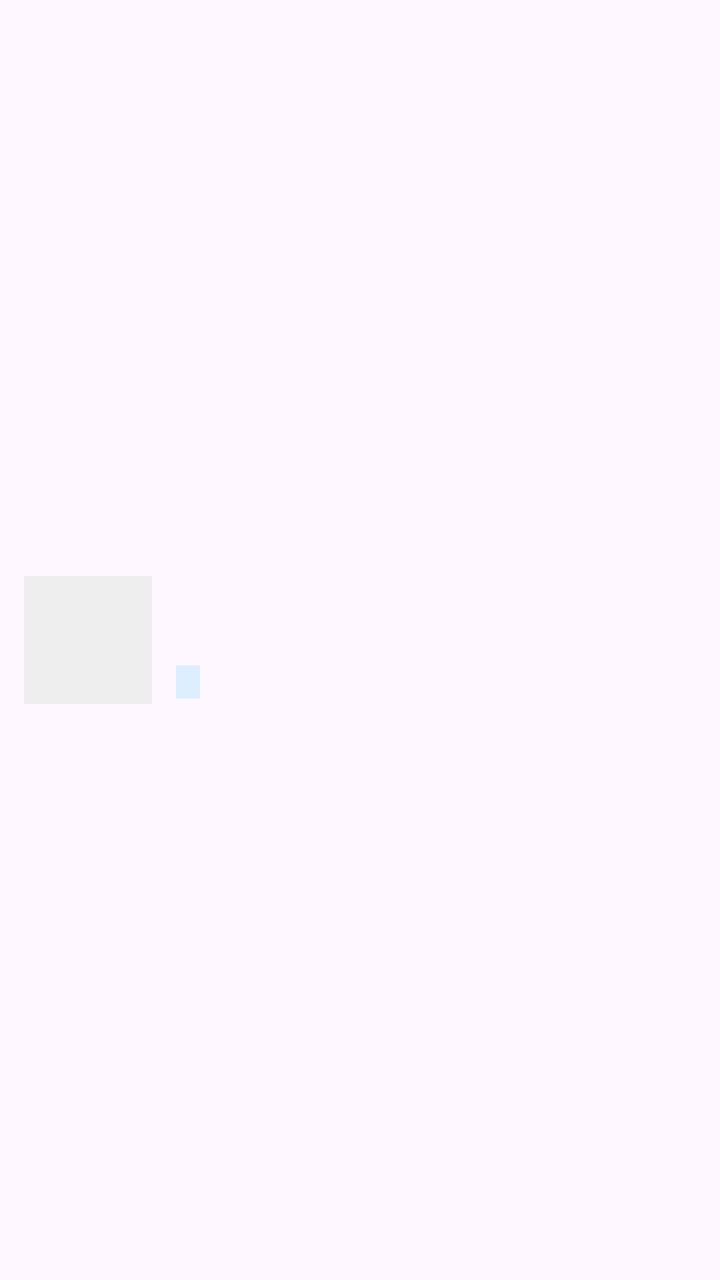
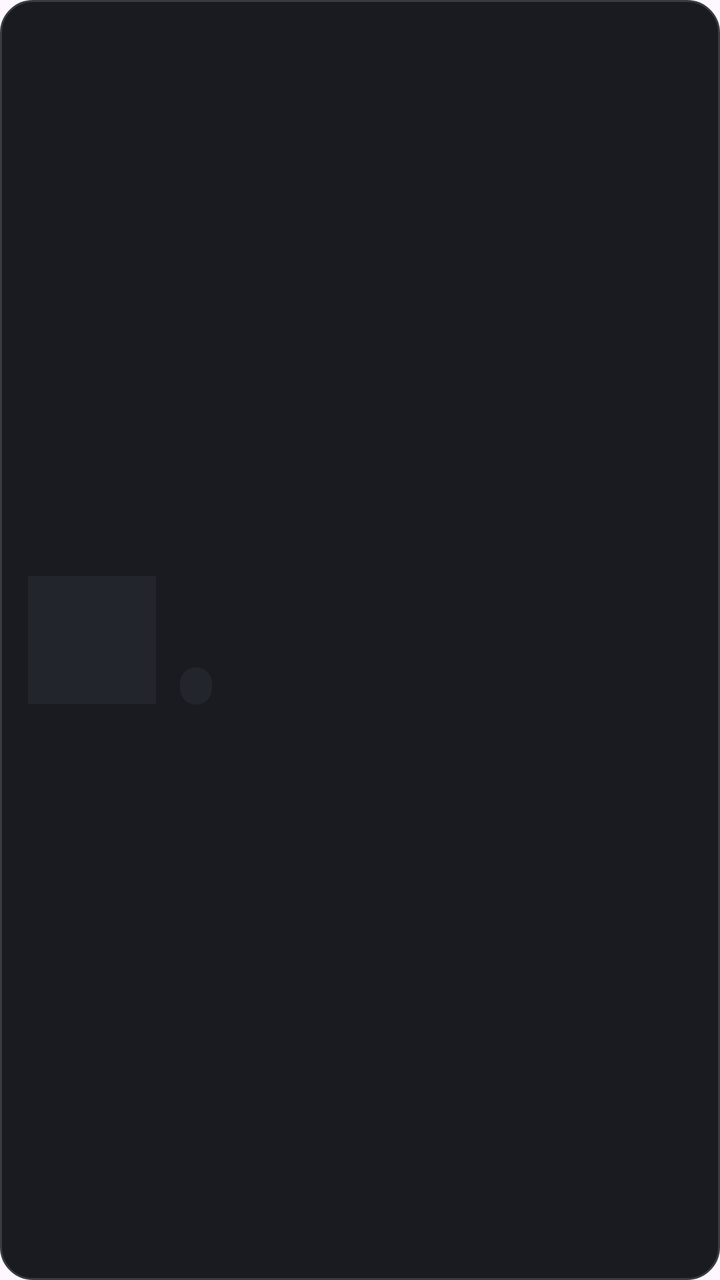

Screens rendered from an Android XML layout before and after an edit, with the pre-edit source and the edit as a unified diff.
<!-- AndroidManifest.xml: application theme Theme.MyApp -->
<!-- res/layout/item_history_row.xml -->
<?xml version="1.0" encoding="utf-8"?>
<LinearLayout xmlns:android="http://schemas.android.com/apk/res/android"
    android:layout_width="match_parent"
    android:layout_height="wrap_content"
    android:orientation="horizontal"
    android:padding="12dp"
    android:gravity="center_vertical"
    android:clickable="true"
    android:focusable="true"
    android:background="?attr/selectableItemBackground">

    <ImageView
        android:id="@+id/imageThumbnail"
        android:layout_width="64dp"
        android:layout_height="64dp"
        android:scaleType="centerCrop"
        android:background="#EEEEEE"
        android:contentDescription="@string/history_thumbnail_description" />

    <LinearLayout
        android:layout_width="0dp"
        android:layout_height="wrap_content"
        android:layout_weight="1"
        android:layout_marginStart="12dp"
        android:orientation="vertical">

        <TextView
            android:id="@+id/textItemFileName"
            android:layout_width="wrap_content"
            android:layout_height="wrap_content"
            android:textSize="12sp"
            android:textColor="#888888" />

        <TextView
            android:id="@+id/textItemLabel"
            android:layout_width="wrap_content"
            android:layout_height="wrap_content"
            android:layout_marginTop="2dp"
            android:textSize="16sp" />

        <LinearLayout
            android:layout_width="wrap_content"
            android:layout_height="wrap_content"
            android:orientation="horizontal"
            android:layout_marginTop="2dp">

            <TextView
                android:id="@+id/textItemSourceBadge"
                android:layout_width="wrap_content"
                android:layout_height="wrap_content"
                android:textSize="11sp"
                android:paddingHorizontal="6dp"
                android:paddingVertical="1dp"
                android:background="#DDEEFF"
                android:textColor="#2255AA" />

            <TextView
                android:id="@+id/textItemTime"
                android:layout_width="wrap_content"
                android:layout_height="wrap_content"
                android:layout_marginStart="8dp"
                android:textSize="11sp"
                android:textColor="#888888" />

        </LinearLayout>

    </LinearLayout>

    <TextView
        android:id="@+id/textItemConfidence"
        android:layout_width="wrap_content"
        android:layout_height="wrap_content"
        android:textSize="14sp"
        android:textStyle="bold" />

</LinearLayout>
<!-- resources referenced by this layout -->
<resources>
  <string name="history_thumbnail_description">Anteprima immagine</string>
  <style name="Theme.MyApp" parent="Base.Theme.MyApp" />
  <style name="Base.Theme.MyApp" parent="Theme.Material3.DayNight.NoActionBar">
          
          
      </style>
</resources>

<!-- the commit's change to res/layout/item_history_row.xml (unified diff, before → after) -->
@@ -2,19 +2,20 @@
 <LinearLayout xmlns:android="http://schemas.android.com/apk/res/android"
     android:layout_width="match_parent"
     android:layout_height="wrap_content"
+    android:layout_marginBottom="10dp"
     android:orientation="horizontal"
-    android:padding="12dp"
+    android:padding="14dp"
     android:gravity="center_vertical"
     android:clickable="true"
     android:focusable="true"
-    android:background="?attr/selectableItemBackground">
+    android:background="@drawable/bg_history_item">
 
     <ImageView
         android:id="@+id/imageThumbnail"
         android:layout_width="64dp"
         android:layout_height="64dp"
         android:scaleType="centerCrop"
-        android:background="#EEEEEE"
+        android:background="@color/background_surface_2"
         android:contentDescription="@string/history_thumbnail_description" />
 
     <LinearLayout
@@ -29,30 +30,33 @@
             android:layout_width="wrap_content"
             android:layout_height="wrap_content"
             android:textSize="12sp"
-            android:textColor="#888888" />
+            android:textColor="@color/text_secondary" />
 
         <TextView
             android:id="@+id/textItemLabel"
             android:layout_width="wrap_content"
             android:layout_height="wrap_content"
             android:layout_marginTop="2dp"
-            android:textSize="16sp" />
+            android:textSize="16sp"
+            android:textColor="@color/text_primary"
+            android:textStyle="bold" />
 
         <LinearLayout
             android:layout_width="wrap_content"
             android:layout_height="wrap_content"
             android:orientation="horizontal"
-            android:layout_marginTop="2dp">
+            android:gravity="center_vertical"
+            android:layout_marginTop="6dp">
 
             <TextView
                 android:id="@+id/textItemSourceBadge"
                 android:layout_width="wrap_content"
                 android:layout_height="wrap_content"
                 android:textSize="11sp"
-                android:paddingHorizontal="6dp"
-                android:paddingVertical="1dp"
-                android:background="#DDEEFF"
-                android:textColor="#2255AA" />
+                android:paddingHorizontal="8dp"
+                android:paddingVertical="2dp"
+                android:background="@drawable/bg_badge"
+                android:textColor="@color/primary_light" />
 
             <TextView
                 android:id="@+id/textItemTime"
@@ -60,7 +64,7 @@
                 android:layout_height="wrap_content"
                 android:layout_marginStart="8dp"
                 android:textSize="11sp"
-                android:textColor="#888888" />
+                android:textColor="@color/text_secondary" />
 
         </LinearLayout>
 
@@ -71,6 +75,7 @@
         android:layout_width="wrap_content"
         android:layout_height="wrap_content"
         android:textSize="14sp"
+        android:textColor="@color/text_primary"
         android:textStyle="bold" />
 
 </LinearLayout>
<!-- resource entries referenced after the edit -->
@@ -1,7 +1,37 @@
 <!-- resources referenced by this layout -->
 <resources>
+  <color name="background_surface_2">#22252B</color>
+  <color name="primary_light">#D94A6A</color>
+  <color name="text_primary">#F5F5F5</color>
+  <color name="text_secondary">#A7ABB3</color>
+  <!-- drawable bg_badge (drawable) -->
+  <?xml version="1.0" encoding="utf-8"?>
+  <shape xmlns:android="http://schemas.android.com/apk/res/android"
+      android:shape="rectangle">
+  
+      <solid android:color="@color/background_surface_2" />
+  
+      <corners android:radius="20dp" />
+  
+  </shape>
+  <!-- drawable bg_history_item (drawable) -->
+  <?xml version="1.0" encoding="utf-8"?>
+  <shape xmlns:android="http://schemas.android.com/apk/res/android"
+      android:shape="rectangle">
+  
+      <solid android:color="@color/background_surface" />
+  
+      <corners android:radius="16dp" />
+  
+      <stroke
+          android:width="1dp"
+          android:color="@color/border" />
+  
+  </shape>
   <string name="history_thumbnail_description">Anteprima immagine</string>
   <style name="Theme.MyApp" parent="Base.Theme.MyApp" />
+  <color name="background_surface">#191B20</color>
+  <color name="border">#383B42</color>
   <style name="Base.Theme.MyApp" parent="Theme.Material3.DayNight.NoActionBar">
           
           
